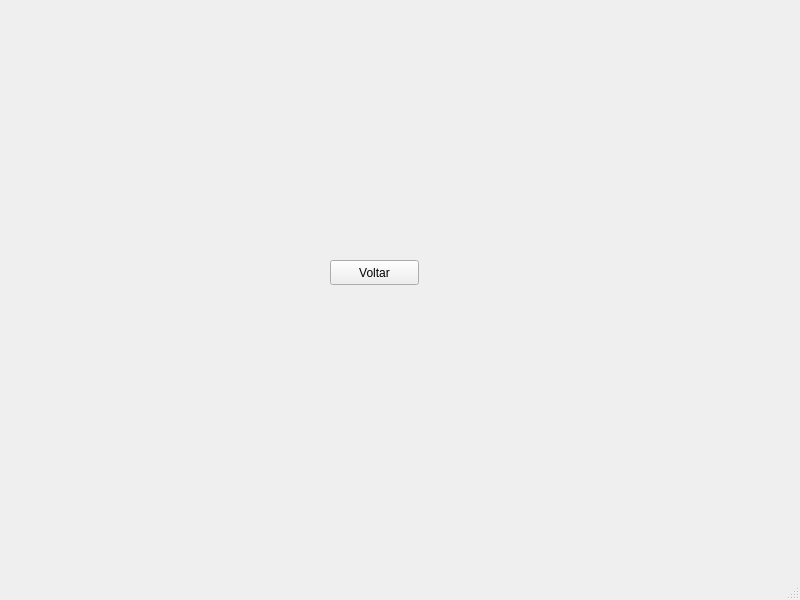
Qt form qt6/src/edittransacao.ui (lamarckf/cuidesys) before a commit.
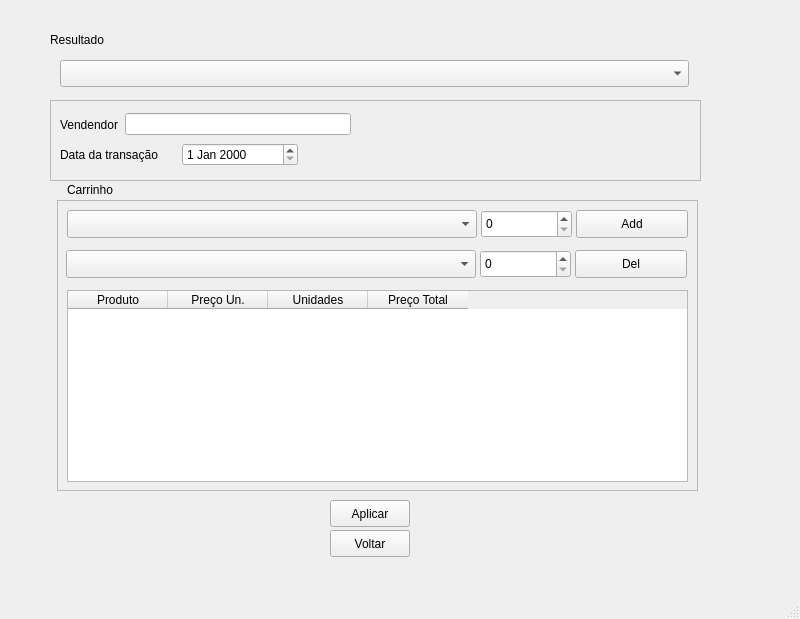
The same form after that commit.

Commit message: Back-end(CadTransacao, EditTransacao, ExcluTransacao)

What changed in the file:
```diff
--- a/qt6/src/edittransacao.ui
+++ b/qt6/src/edittransacao.ui
@@ -7,20 +7,241 @@
     <x>0</x>
     <y>0</y>
     <width>800</width>
-    <height>600</height>
+    <height>619</height>
    </rect>
   </property>
   <property name="windowTitle">
    <string>MainWindow</string>
   </property>
   <widget class="QWidget" name="centralwidget">
-   <widget class="QPushButton" name="voltar">
+   <widget class="QLabel" name="resultLabel">
     <property name="geometry">
      <rect>
+      <x>50</x>
+      <y>30</y>
+      <width>631</width>
+      <height>19</height>
+     </rect>
+    </property>
+    <property name="text">
+     <string>Resultado</string>
+    </property>
+   </widget>
+   <widget class="QPushButton" name="DeletarPushButton">
+    <property name="geometry">
+     <rect>
+      <x>575</x>
+      <y>250</y>
+      <width>112</width>
+      <height>28</height>
+     </rect>
+    </property>
+    <property name="text">
+     <string>Del</string>
+    </property>
+   </widget>
+   <widget class="QSpinBox" name="prodSpinBox">
+    <property name="geometry">
+     <rect>
+      <x>481</x>
+      <y>210</y>
+      <width>91</width>
+      <height>28</height>
+     </rect>
+    </property>
+   </widget>
+   <widget class="QComboBox" name="prodComboBox">
+    <property name="geometry">
+     <rect>
+      <x>67</x>
+      <y>210</y>
+      <width>410</width>
+      <height>28</height>
+     </rect>
+    </property>
+   </widget>
+   <widget class="QWidget" name="layoutWidget">
+    <property name="geometry">
+     <rect>
+      <x>60</x>
+      <y>110</y>
+      <width>291</width>
+      <height>29</height>
+     </rect>
+    </property>
+    <layout class="QHBoxLayout" name="horizontalLayout">
+     <item>
+      <widget class="QLabel" name="label">
+       <property name="text">
+        <string>Vendendor</string>
+       </property>
+      </widget>
+     </item>
+     <item>
+      <widget class="QLineEdit" name="vendedorLineEdit"/>
+     </item>
+    </layout>
+   </widget>
+   <widget class="QComboBox" name="prodComboBoxDel">
+    <property name="geometry">
+     <rect>
+      <x>66</x>
+      <y>250</y>
+      <width>410</width>
+      <height>28</height>
+     </rect>
+    </property>
+   </widget>
+   <widget class="QFrame" name="frame">
+    <property name="geometry">
+     <rect>
+      <x>57</x>
+      <y>200</y>
+      <width>641</width>
+      <height>291</height>
+     </rect>
+    </property>
+    <property name="frameShape">
+     <enum>QFrame::StyledPanel</enum>
+    </property>
+    <property name="frameShadow">
+     <enum>QFrame::Raised</enum>
+    </property>
+   </widget>
+   <widget class="QLabel" name="label_3">
+    <property name="geometry">
+     <rect>
+      <x>67</x>
+      <y>180</y>
+      <width>67</width>
+      <height>19</height>
+     </rect>
+    </property>
+    <property name="text">
+     <string>Carrinho</string>
+    </property>
+   </widget>
+   <widget class="QTableWidget" name="tableWidget">
+    <property name="geometry">
+     <rect>
+      <x>67</x>
+      <y>290</y>
+      <width>621</width>
+      <height>192</height>
+     </rect>
+    </property>
+    <column>
+     <property name="text">
+      <string>Produto</string>
+     </property>
+    </column>
+    <column>
+     <property name="text">
+      <string>Preço Un.</string>
+     </property>
+    </column>
+    <column>
+     <property name="text">
+      <string>Unidades</string>
+     </property>
+    </column>
+    <column>
+     <property name="text">
+      <string>Preço Total</string>
+     </property>
+    </column>
+   </widget>
+   <widget class="QPushButton" name="CadastrarPushButton">
+    <property name="geometry">
+     <rect>
+      <x>576</x>
+      <y>210</y>
+      <width>112</width>
+      <height>28</height>
+     </rect>
+    </property>
+    <property name="text">
+     <string>Add</string>
+    </property>
+   </widget>
+   <widget class="QWidget" name="layoutWidget_2">
+    <property name="geometry">
+     <rect>
+      <x>60</x>
+      <y>140</y>
+      <width>238</width>
+      <height>30</height>
+     </rect>
+    </property>
+    <layout class="QHBoxLayout" name="horizontalLayout_2">
+     <item>
+      <widget class="QLabel" name="label_2">
+       <property name="text">
+        <string>Data da transação</string>
+       </property>
+      </widget>
+     </item>
+     <item>
+      <widget class="QDateEdit" name="dateEdit"/>
+     </item>
+    </layout>
+   </widget>
+   <widget class="QSpinBox" name="prodSpinBoxDel">
+    <property name="geometry">
+     <rect>
+      <x>480</x>
+      <y>250</y>
+      <width>91</width>
+      <height>28</height>
+     </rect>
+    </property>
+   </widget>
+   <widget class="QPushButton" name="aplicarPushButton">
+    <property name="geometry">
+     <rect>
       <x>330</x>
-      <y>260</y>
-      <width>89</width>
-      <height>25</height>
+      <y>500</y>
+      <width>80</width>
+      <height>27</height>
+     </rect>
+    </property>
+    <property name="text">
+     <string>Aplicar</string>
+    </property>
+   </widget>
+   <widget class="QComboBox" name="transacaoComboBox">
+    <property name="geometry">
+     <rect>
+      <x>60</x>
+      <y>60</y>
+      <width>629</width>
+      <height>27</height>
+     </rect>
+    </property>
+   </widget>
+   <widget class="QFrame" name="frame_2">
+    <property name="geometry">
+     <rect>
+      <x>50</x>
+      <y>100</y>
+      <width>651</width>
+      <height>81</height>
+     </rect>
+    </property>
+    <property name="frameShape">
+     <enum>QFrame::StyledPanel</enum>
+    </property>
+    <property name="frameShadow">
+     <enum>QFrame::Raised</enum>
+    </property>
+   </widget>
+   <widget class="QPushButton" name="voltarPushButton">
+    <property name="geometry">
+     <rect>
+      <x>330</x>
+      <y>530</y>
+      <width>80</width>
+      <height>27</height>
      </rect>
     </property>
     <property name="text">
```
Left out of the diff: 18 changed lines with no effect on the pictures. The commit also changes 21 other files.
